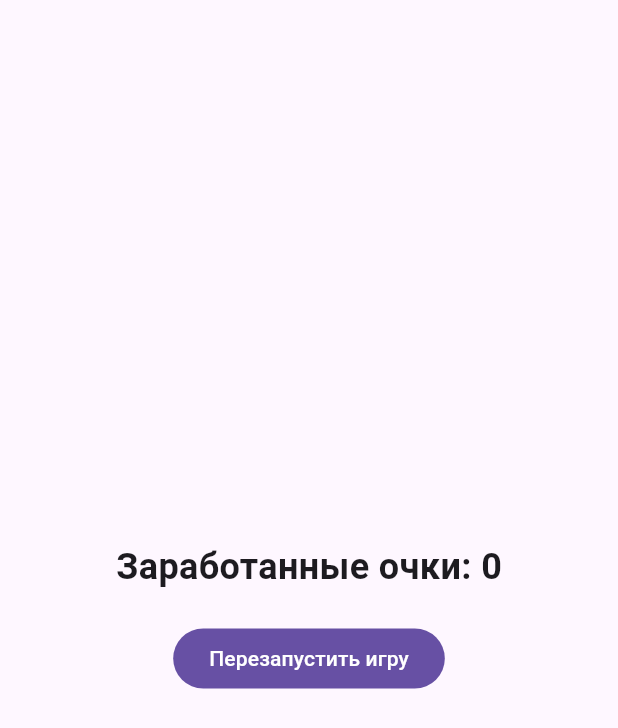
After one commit to NikitaFilippovAleks/tetris_flutter, a Flutter app: the GameOverScreen screen opened by its route, on a phone screen of 412 x 824 dp. The commit adds this screen. Shown: the top 728 px of the screen. Run offline on Flutter 3.47's test engine with Material 3 defaults, Android fonts, the phone set to English and light mode, and no system bars.

Commit message:
Chapter 12. Rework

```diff
--- /dev/null
+++ b/lib/game_router.dart
@@ -0,0 +1,24 @@
+part of 'main.dart';
+
+//  Роутер игры.
+abstract final class GameRouter {
+  // Начальный маршрут.
+  static const String initialRoute = '/';
+
+  // Маршрут игры
+  static const String gameRoute = '/game';
+
+  // Маршрут окончания игры
+  static const String gameOverRoute = '/game_over';
+
+  // Маршруты приложения. Объявляются приватными, чтобы
+  // исключить к ним доступ вне навигатора
+  static final Map<String, WidgetBuilder> _appRoutes = {
+    // Рутовый экран - главное меню
+    initialRoute: (_) => const MainMenuScreen(),
+    // Экран игры
+    gameRoute: (_) => const GameScreen(),
+    // Экран окончания игры
+    gameOverRoute: (_) => const GameOverScreen(),
+  };
+}
--- /dev/null
+++ b/lib/screens/game_over_screen.dart
@@ -0,0 +1,29 @@
+import 'package:flutter/material.dart';
+import 'package:tetris_flutter/main.dart';
+import 'package:tetris_flutter/widgets/game_scores.dart';
+
+///  Экран окончания игры
+class GameOverScreen extends StatelessWidget {
+  const GameOverScreen({super.key});
+
+  @override
+  Widget build(BuildContext context) {
+    // Получаем заработанные очки, переданные в маршрут
+    final args =
+        ModalRoute.of(context)?.settings.arguments as Map<String, dynamic>?;
+    final scores = int.tryParse(args?['scores']?.toString() ?? '0') ?? 0;
+    final level = int.tryParse(args?['level']?.toString() ?? '0') ?? 0;
+
+    return Scaffold(
+        body: GameScores(
+            score: scores,
+            onRestart: () {
+              // Переход на экран игры
+              Navigator.pushReplacementNamed(
+                context,
+                GameRouter.gameRoute,
+                arguments: level,
+              );
+            }));
+  }
+}
--- /dev/null
+++ b/lib/widgets/game_scores.dart
@@ -0,0 +1,28 @@
+import 'package:flutter/material.dart';
+
+// Виджет для отображения количества набранных очков
+// и кнопки для перезапуска игры после завершения игры
+class GameScores extends StatelessWidget {
+  final int score;
+  final Function() onRestart;
+  const GameScores({super.key, required this.score, required this.onRestart});
+
+  @override
+  Widget build(BuildContext context) {
+    return Center(
+      child: Column(
+        mainAxisAlignment: MainAxisAlignment.center,
+        spacing: 20,
+        children: [
+          Text('Заработанные очки: $score',
+              style:
+                  const TextStyle(fontSize: 24, fontWeight: FontWeight.bold)),
+          FilledButton(
+            onPressed: onRestart,
+            child: const Text('Перезапустить игру'),
+          ),
+        ],
+      ),
+    );
+  }
+}
```
Also changed, not shown: lib/main.dart (+10 -4 lines), lib/screens/game_screen.dart (added, +18 -0 lines), lib/screens/main_menu_screen.dart (renamed from lib/home_screen.dart, +7 -8 lines), lib/tetris_game.dart (+10 -1 lines), lib/tetris_screen.dart (deleted, +0 -15 lines).
